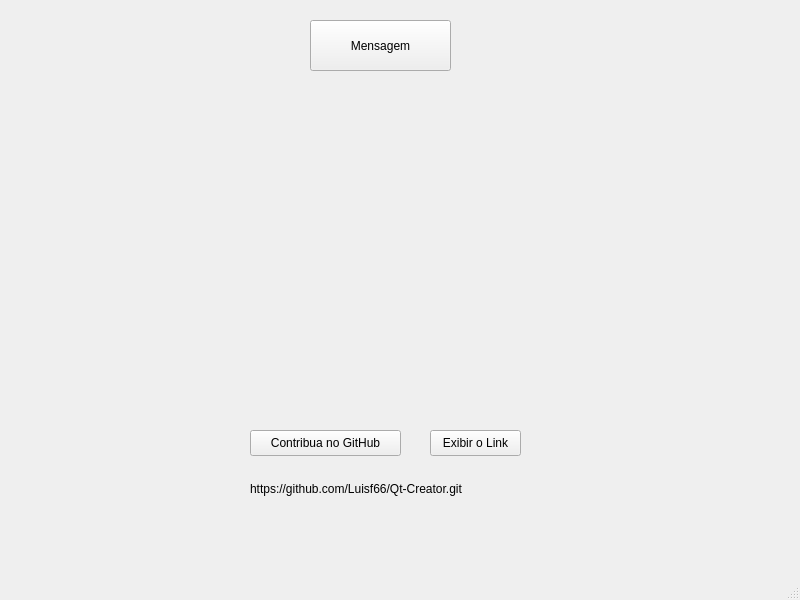
This is mainwindow.ui in Luisf66/Qt-Creator as Qt 5 draws it before an edit. The edited form follows.
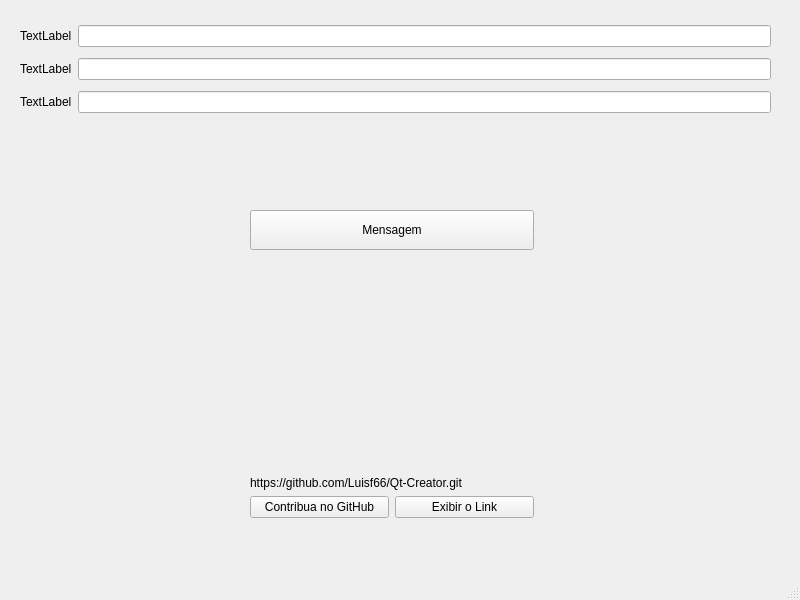
This is the edited form.

Commit message: Adição do Layout e formulário

```diff
--- a/mainwindow.ui
+++ b/mainwindow.ui
@@ -14,57 +14,135 @@
    <string>MainWindow</string>
   </property>
   <widget class="QWidget" name="centralwidget">
-   <widget class="QLabel" name="label">
+   <widget class="QWidget" name="">
     <property name="geometry">
      <rect>
-      <x>250</x>
-      <y>480</y>
-      <width>281</width>
-      <height>18</height>
-     </rect>
-    </property>
-    <property name="text">
-     <string>https://github.com/Luisf66/Qt-Creator.git</string>
-    </property>
-   </widget>
-   <widget class="QPushButton" name="pushButton">
-    <property name="geometry">
-     <rect>
-      <x>250</x>
-      <y>430</y>
-      <width>151</width>
-      <height>26</height>
-     </rect>
-    </property>
-    <property name="text">
-     <string>Contribua no GitHub</string>
-    </property>
-   </widget>
-   <widget class="QPushButton" name="pushButton_2">
-    <property name="geometry">
-     <rect>
-      <x>430</x>
-      <y>430</y>
-      <width>91</width>
-      <height>26</height>
-     </rect>
-    </property>
-    <property name="text">
-     <string>Exibir o Link</string>
-    </property>
-   </widget>
-   <widget class="QPushButton" name="pushButton_4">
-    <property name="geometry">
-     <rect>
-      <x>310</x>
+      <x>20</x>
       <y>20</y>
-      <width>141</width>
-      <height>51</height>
+      <width>751</width>
+      <height>98</height>
      </rect>
     </property>
-    <property name="text">
-     <string>Mensagem</string>
+    <layout class="QVBoxLayout" name="verticalLayout_2">
+     <item>
+      <layout class="QHBoxLayout" name="horizontalLayout_2">
+       <item>
+        <widget class="QLabel" name="label_2">
+         <property name="text">
+          <string>TextLabel</string>
+         </property>
+        </widget>
+       </item>
+       <item>
+        <widget class="QLineEdit" name="lineEdit"/>
+       </item>
+      </layout>
+     </item>
+     <item>
+      <layout class="QHBoxLayout" name="horizontalLayout_3">
+       <item>
+        <widget class="QLabel" name="label_3">
+         <property name="text">
+          <string>TextLabel</string>
+         </property>
+        </widget>
+       </item>
+       <item>
+        <widget class="QLineEdit" name="lineEdit_2"/>
+       </item>
+      </layout>
+     </item>
+     <item>
+      <layout class="QHBoxLayout" name="horizontalLayout_4">
+       <item>
+        <widget class="QLabel" name="label_4">
+         <property name="text">
+          <string>TextLabel</string>
+         </property>
+        </widget>
+       </item>
+       <item>
+        <widget class="QLineEdit" name="lineEdit_3"/>
+       </item>
+      </layout>
+     </item>
+    </layout>
+   </widget>
+   <widget class="QWidget" name="">
+    <property name="geometry">
+     <rect>
+      <x>250</x>
+      <y>210</y>
+      <width>284</width>
+      <height>308</height>
+     </rect>
     </property>
+    <layout class="QVBoxLayout" name="verticalLayout_3">
+     <item>
+      <widget class="QPushButton" name="pushButton_4">
+       <property name="enabled">
+        <bool>true</bool>
+       </property>
+       <property name="sizePolicy">
+        <sizepolicy hsizetype="Preferred" vsizetype="Preferred">
+         <horstretch>0</horstretch>
+         <verstretch>0</verstretch>
+        </sizepolicy>
+       </property>
+       <property name="minimumSize">
+        <size>
+         <width>200</width>
+         <height>40</height>
+        </size>
+       </property>
+       <property name="text">
+        <string>Mensagem</string>
+       </property>
+      </widget>
+     </item>
+     <item>
+      <spacer name="verticalSpacer">
+       <property name="orientation">
+        <enum>Qt::Orientation::Vertical</enum>
+       </property>
+       <property name="sizeHint" stdset="0">
+        <size>
+         <width>20</width>
+         <height>200</height>
+        </size>
+       </property>
+      </spacer>
+     </item>
+     <item>
+      <layout class="QVBoxLayout" name="verticalLayout">
+       <item>
+        <widget class="QLabel" name="label">
+         <property name="text">
+          <string>https://github.com/Luisf66/Qt-Creator.git</string>
+         </property>
+        </widget>
+       </item>
+       <item>
+        <layout class="QHBoxLayout" name="horizontalLayout">
+         <item>
+          <widget class="QPushButton" name="pushButton">
+           <property name="text">
+            <string>Contribua no GitHub</string>
+           </property>
+          </widget>
+         </item>
+         <item>
+          <widget class="QPushButton" name="pushButton_2">
+           <property name="text">
+            <string>Exibir o Link</string>
+           </property>
+          </widget>
+         </item>
+        </layout>
+       </item>
+      </layout>
+     </item>
+    </layout>
    </widget>
   </widget>
   <widget class="QMenuBar" name="menubar">
```
The commit also changes 1 other file.
